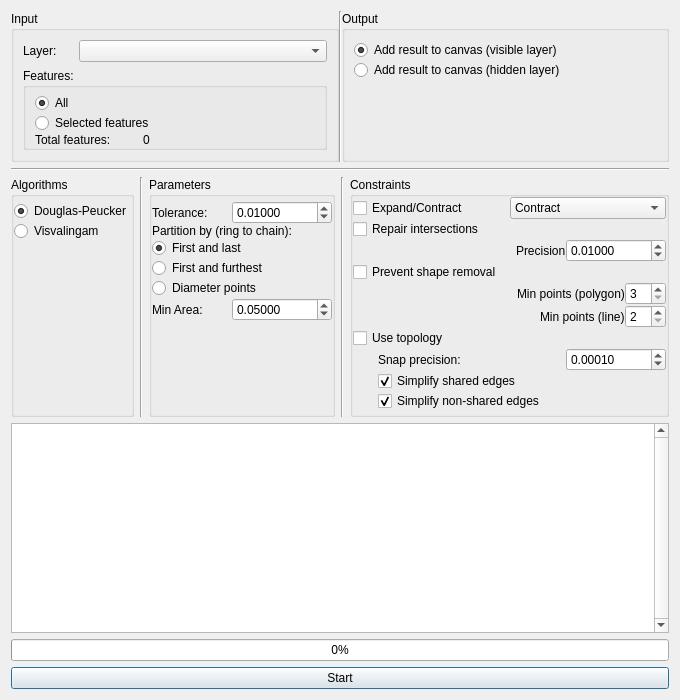
The window that ui_simplipy.ui (albertferras/simplipy) describes before a commit, drawn with Qt 5.
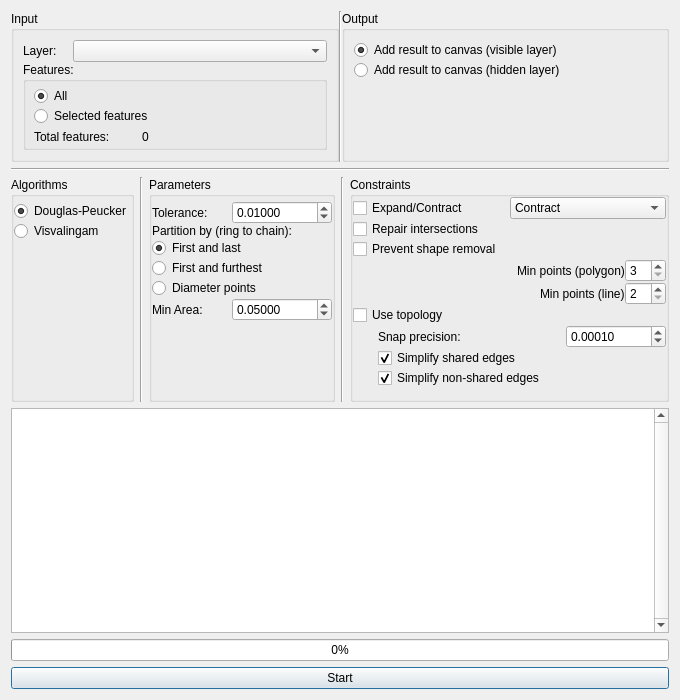
The same window after the commit.

Commit message: ignoring 'nested shells' geometry validation in tests. Removed repair intersection precision. Automatically adjust grid size for segment intersection detection

The edit to the form file:
```diff
--- a/ui_simplipy.ui
+++ b/ui_simplipy.ui
@@ -50,6 +50,9 @@
          <string>Input</string>
         </property>
         <layout class="QVBoxLayout" name="verticalLayout_7">
+         <property name="spacing">
+          <number>0</number>
+         </property>
          <item>
           <layout class="QHBoxLayout" name="horizontalLayout_9">
            <item>
@@ -92,8 +95,11 @@
             <property name="spacing">
              <number>0</number>
             </property>
+            <property name="leftMargin">
+             <number>8</number>
+            </property>
             <property name="topMargin">
-             <number>5</number>
+             <number>4</number>
             </property>
             <property name="rightMargin">
              <number>0</number>
@@ -106,6 +112,12 @@
               <property name="text">
                <string>All</string>
               </property>
+              <property name="iconSize">
+               <size>
+                <width>16</width>
+                <height>16</height>
+               </size>
+              </property>
               <property name="checked">
                <bool>true</bool>
               </property>
@@ -116,6 +128,12 @@
               <property name="text">
                <string>Selected features</string>
               </property>
+              <property name="iconSize">
+               <size>
+                <width>16</width>
+                <height>16</height>
+               </size>
+              </property>
              </widget>
             </item>
             <item>
@@ -557,55 +575,6 @@
           </property>
          </widget>
         </item>
-        <item>
-         <layout class="QHBoxLayout" name="horizontalLayout_precision_repair">
-          <item>
-           <spacer name="horizontalSpacer">
-            <property name="orientation">
-             <enum>Qt::Horizontal</enum>
-            </property>
-            <property name="sizeHint" stdset="0">
-             <size>
-              <width>40</width>
-              <height>20</height>
-             </size>
-            </property>
-           </spacer>
-          </item>
-          <item>
-           <widget class="QLabel" name="label_precision_repair">
-            <property name="text">
-             <string>Precision</string>
-            </property>
-           </widget>
-          </item>
-          <item>
-           <widget class="QDoubleSpinBox" name="doubleSpinBox_precision_repair">
-            <property name="maximumSize">
-             <size>
-              <width>100</width>
-              <height>16777215</height>
-             </size>
-            </property>
-            <property name="decimals">
-             <number>5</number>
-            </property>
-            <property name="minimum">
-             <double>0.000000000000000</double>
-            </property>
-            <property name="maximum">
-             <double>9999999.990000000223517</double>
-            </property>
-            <property name="singleStep">
-             <double>0.010000000000000</double>
-            </property>
-            <property name="value">
-             <double>0.010000000000000</double>
-            </property>
-           </widget>
-          </item>
-         </layout>
-        </item>
         <item>
          <widget class="QCheckBox" name="cnstr_preventshaperemoval">
           <property name="toolTip">
@@ -854,8 +823,8 @@
       <string>&lt;!DOCTYPE HTML PUBLIC &quot;-//W3C//DTD HTML 4.0//EN&quot; &quot;http://www.w3.org/TR/REC-html40/strict.dtd&quot;&gt;
 &lt;html&gt;&lt;head&gt;&lt;meta name=&quot;qrichtext&quot; content=&quot;1&quot; /&gt;&lt;style type=&quot;text/css&quot;&gt;
 p, li { white-space: pre-wrap; }
-&lt;/style&gt;&lt;/head&gt;&lt;body style=&quot; font-family:'Ubuntu'; font-size:10pt; font-weight:400; font-style:normal;&quot;&gt;
-&lt;p style=&quot;-qt-paragraph-type:empty; margin-top:0px; margin-bottom:0px; margin-left:0px; margin-right:0px; -qt-block-indent:0; text-indent:0px; font-family:'Cantarell';&quot;&gt;&lt;br /&gt;&lt;/p&gt;&lt;/body&gt;&lt;/html&gt;</string>
+&lt;/style&gt;&lt;/head&gt;&lt;body style=&quot; font-family:'Cantarell'; font-size:10pt; font-weight:400; font-style:normal;&quot;&gt;
+&lt;p style=&quot;-qt-paragraph-type:empty; margin-top:0px; margin-bottom:0px; margin-left:0px; margin-right:0px; -qt-block-indent:0; text-indent:0px;&quot;&gt;&lt;br /&gt;&lt;/p&gt;&lt;/body&gt;&lt;/html&gt;</string>
      </property>
     </widget>
    </item>
```
Left out of the diff: 3 changed lines with no effect on the pictures. The commit also changes 9 other files.
